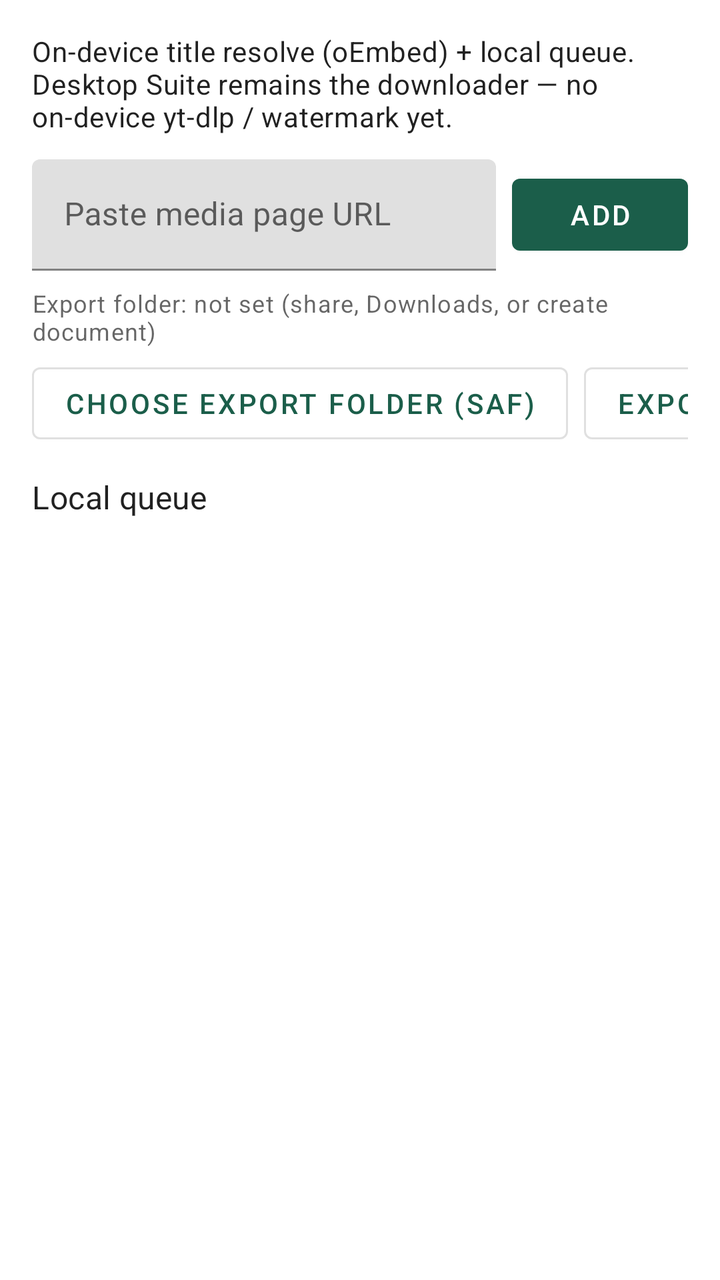
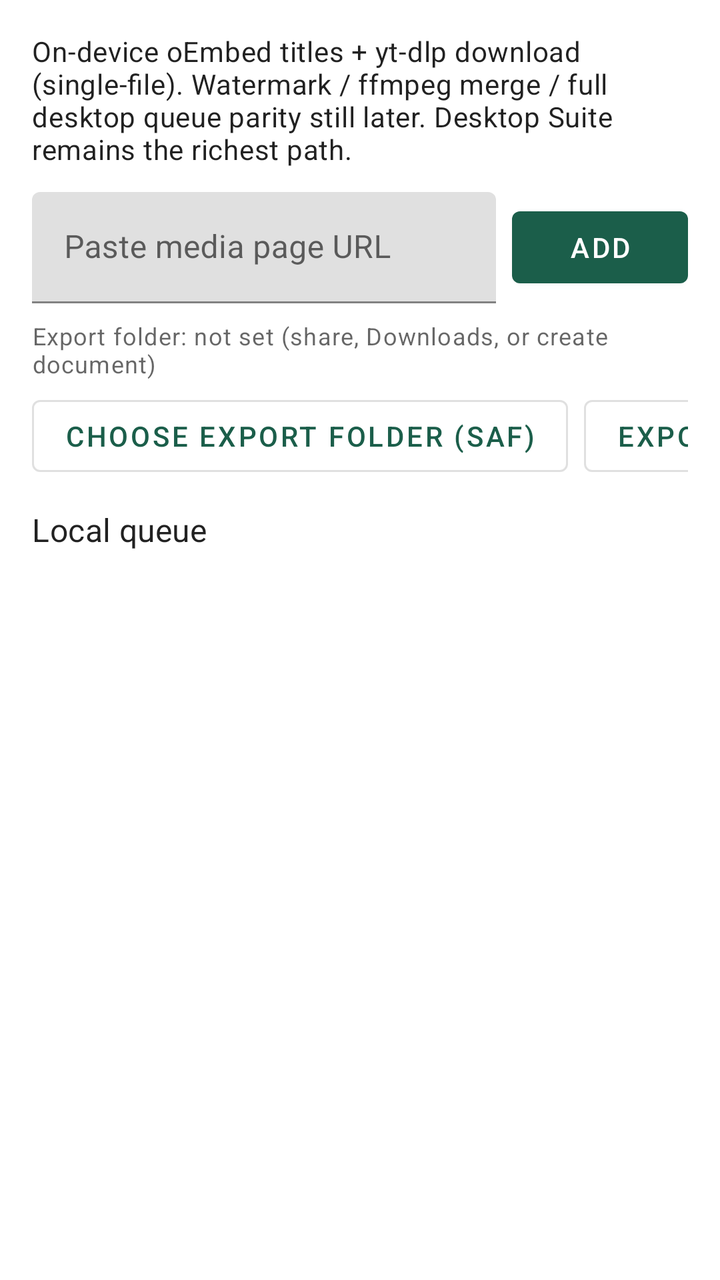

Screens rendered from an Android XML layout before and after an edit, with the pre-edit source and the edit as a unified diff.
<!-- AndroidManifest.xml: application theme Theme.YTSCompanion -->
<!-- res/layout/activity_main.xml -->
<?xml version="1.0" encoding="utf-8"?>
<LinearLayout xmlns:android="http://schemas.android.com/apk/res/android"
    xmlns:tools="http://schemas.android.com/tools"
    android:layout_width="match_parent"
    android:layout_height="match_parent"
    android:orientation="vertical"
    android:padding="16dp"
    tools:context=".MainActivity">

    <TextView
        android:id="@+id/parityNote"
        android:layout_width="match_parent"
        android:layout_height="wrap_content"
        android:paddingBottom="12dp"
        android:text="@string/parity_note"
        android:textAppearance="?attr/textAppearanceBody2" />

    <LinearLayout
        android:layout_width="match_parent"
        android:layout_height="wrap_content"
        android:orientation="horizontal">

        <com.google.android.material.textfield.TextInputLayout
            android:layout_width="0dp"
            android:layout_height="wrap_content"
            android:layout_weight="1"
            android:hint="@string/url_hint">

            <com.google.android.material.textfield.TextInputEditText
                android:id="@+id/urlInput"
                android:layout_width="match_parent"
                android:layout_height="wrap_content"
                android:inputType="textUri"
                android:imeOptions="actionDone"
                android:maxLines="3" />
        </com.google.android.material.textfield.TextInputLayout>

        <com.google.android.material.button.MaterialButton
            android:id="@+id/addButton"
            android:layout_width="wrap_content"
            android:layout_height="wrap_content"
            android:layout_gravity="center_vertical"
            android:layout_marginStart="8dp"
            android:text="@string/add_url" />
    </LinearLayout>

    <TextView
        android:id="@+id/exportFolderLabel"
        android:layout_width="match_parent"
        android:layout_height="wrap_content"
        android:paddingTop="8dp"
        android:paddingBottom="4dp"
        android:text="@string/export_folder_none"
        android:textAppearance="?attr/textAppearanceCaption" />

    <HorizontalScrollView
        android:layout_width="match_parent"
        android:layout_height="wrap_content"
        android:scrollbars="none">

        <LinearLayout
            android:layout_width="wrap_content"
            android:layout_height="wrap_content"
            android:orientation="horizontal">

            <com.google.android.material.button.MaterialButton
                android:id="@+id/pickFolderButton"
                style="@style/Widget.MaterialComponents.Button.OutlinedButton"
                android:layout_width="wrap_content"
                android:layout_height="wrap_content"
                android:text="@string/pick_export_folder" />

            <com.google.android.material.button.MaterialButton
                android:id="@+id/exportButton"
                style="@style/Widget.MaterialComponents.Button.OutlinedButton"
                android:layout_width="wrap_content"
                android:layout_height="wrap_content"
                android:layout_marginStart="8dp"
                android:text="@string/export_inbox" />

            <com.google.android.material.button.MaterialButton
                android:id="@+id/exportDownloadsButton"
                style="@style/Widget.MaterialComponents.Button.OutlinedButton"
                android:layout_width="wrap_content"
                android:layout_height="wrap_content"
                android:layout_marginStart="8dp"
                android:text="@string/export_downloads" />

            <com.google.android.material.button.MaterialButton
                android:id="@+id/shareButton"
                style="@style/Widget.MaterialComponents.Button.OutlinedButton"
                android:layout_width="wrap_content"
                android:layout_height="wrap_content"
                android:layout_marginStart="8dp"
                android:text="@string/share_payload" />

            <com.google.android.material.button.MaterialButton
                android:id="@+id/clearButton"
                style="@style/Widget.MaterialComponents.Button.TextButton"
                android:layout_width="wrap_content"
                android:layout_height="wrap_content"
                android:layout_marginStart="8dp"
                android:text="@string/clear_queue" />
        </LinearLayout>
    </HorizontalScrollView>

    <TextView
        android:layout_width="match_parent"
        android:layout_height="wrap_content"
        android:paddingTop="12dp"
        android:paddingBottom="4dp"
        android:text="@string/queue_title"
        android:textAppearance="?attr/textAppearanceSubtitle1" />

    <TextView
        android:id="@+id/emptyLabel"
        android:layout_width="match_parent"
        android:layout_height="wrap_content"
        android:padding="8dp"
        android:text="@string/empty_queue"
        android:visibility="gone" />

    <androidx.recyclerview.widget.RecyclerView
        android:id="@+id/queueList"
        android:layout_width="match_parent"
        android:layout_height="0dp"
        android:layout_weight="1"
        tools:listitem="@layout/item_queue" />
</LinearLayout>
<!-- res/layout/item_queue.xml (included above) -->
<?xml version="1.0" encoding="utf-8"?>
<LinearLayout xmlns:android="http://schemas.android.com/apk/res/android"
    android:layout_width="match_parent"
    android:layout_height="wrap_content"
    android:gravity="center_vertical"
    android:orientation="horizontal"
    android:paddingVertical="8dp">

    <LinearLayout
        android:layout_width="0dp"
        android:layout_height="wrap_content"
        android:layout_weight="1"
        android:orientation="vertical">

        <TextView
            android:id="@+id/itemTitle"
            android:layout_width="match_parent"
            android:layout_height="wrap_content"
            android:ellipsize="end"
            android:maxLines="2"
            android:textAppearance="?attr/textAppearanceBody1" />

        <TextView
            android:id="@+id/itemUrl"
            android:layout_width="match_parent"
            android:layout_height="wrap_content"
            android:ellipsize="middle"
            android:maxLines="2"
            android:textAppearance="?attr/textAppearanceCaption" />
    </LinearLayout>

    <com.google.android.material.button.MaterialButton
        android:id="@+id/removeButton"
        style="@style/Widget.MaterialComponents.Button.TextButton"
        android:layout_width="wrap_content"
        android:layout_height="wrap_content"
        android:text="@string/remove" />
</LinearLayout>
<!-- resources referenced by this layout -->
<resources>
  <string name="add_url">Add</string>
  <string name="clear_queue">Clear queue</string>
  <string name="empty_queue">Queue is empty. Paste a URL or share a link into this app.</string>
  <string name="export_downloads">Export to Downloads</string>
  <string name="export_folder_none">Export folder: not set (share, Downloads, or create document)</string>
  <string name="export_inbox">Export inbox file</string>
  <string name="parity_note">On-device title resolve (oEmbed) + local queue. Desktop Suite remains the downloader — no on-device yt-dlp / watermark yet.</string>
  <string name="pick_export_folder">Choose export folder (SAF)</string>
  <string name="queue_title">Local queue</string>
  <string name="remove">Remove</string>
  <string name="share_payload">Share payload</string>
  <string name="url_hint">Paste media page URL</string>
  <style name="Theme.YTSCompanion" parent="Theme.MaterialComponents.DayNight.DarkActionBar">
          <item name="colorPrimary">#1B5E4A</item>
          <item name="colorPrimaryVariant">#0F3D30</item>
          <item name="colorOnPrimary">#FFFFFF</item>
          <item name="colorSecondary">#3D7A6A</item>
          <item name="android:statusBarColor">#0F3D30</item>
      </style>
</resources>

<!-- the commit's change to res/layout/activity_main.xml (unified diff, before → after) -->
@@ -95,6 +95,14 @@
                 android:text="@string/share_payload" />
 
             <com.google.android.material.button.MaterialButton
+                android:id="@+id/downloadQueueButton"
+                style="@style/Widget.MaterialComponents.Button.OutlinedButton"
+                android:layout_width="wrap_content"
+                android:layout_height="wrap_content"
+                android:layout_marginStart="8dp"
+                android:text="@string/download_queue" />
+
+            <com.google.android.material.button.MaterialButton
                 android:id="@+id/clearButton"
                 style="@style/Widget.MaterialComponents.Button.TextButton"
                 android:layout_width="wrap_content"
@@ -157,7 +165,24 @@
             android:ellipsize="middle"
             android:maxLines="2"
             android:textAppearance="?attr/textAppearanceCaption" />
+
+        <TextView
+            android:id="@+id/itemStatus"
+            android:layout_width="match_parent"
+            android:layout_height="wrap_content"
+            android:ellipsize="end"
+            android:maxLines="1"
+            android:textAppearance="?attr/textAppearanceCaption"
+            android:visibility="gone" />
     </LinearLayout>
+
+    <com.google.android.material.button.MaterialButton
+        android:id="@+id/downloadButton"
+        style="@style/Widget.MaterialComponents.Button.TextButton"
+        android:layout_width="wrap_content"
+        android:layout_height="wrap_content"
+        android:minWidth="0dp"
+        android:text="@string/download_one" />
 
     <com.google.android.material.button.MaterialButton
         android:id="@+id/removeButton"
<!-- resource entries referenced after the edit -->
@@ -2,11 +2,13 @@
 <resources>
   <string name="add_url">Add</string>
   <string name="clear_queue">Clear queue</string>
+  <string name="download_one">DL</string>
+  <string name="download_queue">Download queue</string>
   <string name="empty_queue">Queue is empty. Paste a URL or share a link into this app.</string>
   <string name="export_downloads">Export to Downloads</string>
   <string name="export_folder_none">Export folder: not set (share, Downloads, or create document)</string>
   <string name="export_inbox">Export inbox file</string>
-  <string name="parity_note">On-device title resolve (oEmbed) + local queue. Desktop Suite remains the downloader — no on-device yt-dlp / watermark yet.</string>
+  <string name="parity_note">On-device oEmbed titles + yt-dlp download (single-file). Watermark / ffmpeg merge / full desktop queue parity still later. Desktop Suite remains the richest path.</string>
   <string name="pick_export_folder">Choose export folder (SAF)</string>
   <string name="queue_title">Local queue</string>
   <string name="remove">Remove</string>
